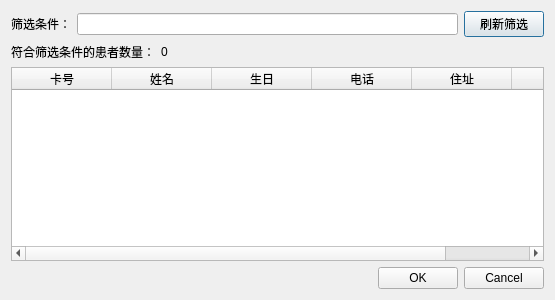
Above: PhysioMgr/PsmDlgPatientSel.ui from yuylong/PhysioMgr before the change. Below: the same form after it.
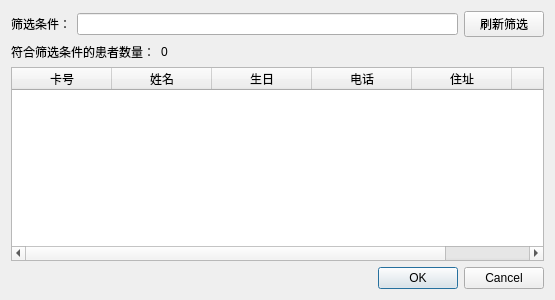
That is the form after the change.

Commit message: Optimize the GUI operations for patient selection dialog.

```diff
--- a/PhysioMgr/PsmDlgPatientSel.ui
+++ b/PhysioMgr/PsmDlgPatientSel.ui
@@ -31,12 +31,6 @@
        <property name="text">
         <string>刷新筛选</string>
        </property>
-       <property name="autoDefault">
-        <bool>false</bool>
-       </property>
-       <property name="default">
-        <bool>true</bool>
-       </property>
       </widget>
      </item>
     </layout>
```
The commit also changes 2 other files.
